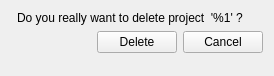
Before: the Qt Designer form client/forms/project_delete.ui in Wolframe/wolfzilla, drawn with Qt 5.
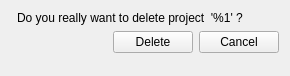
After: the same form once the commit is applied. Icons and pictures are not drawn.

Commit message: wrong way of handling components.. must be a tab (modal in modal dialogs dont work!)

Patch:
```diff
--- a/client/forms/project_delete.ui
+++ b/client/forms/project_delete.ui
@@ -9,7 +9,7 @@
    <rect>
     <x>0</x>
     <y>0</y>
-    <width>274</width>
+    <width>290</width>
     <height>76</height>
    </rect>
   </property>
```
Left out of the diff: 2 changed lines with no effect on the pictures. The commit also changes 5 other files.
